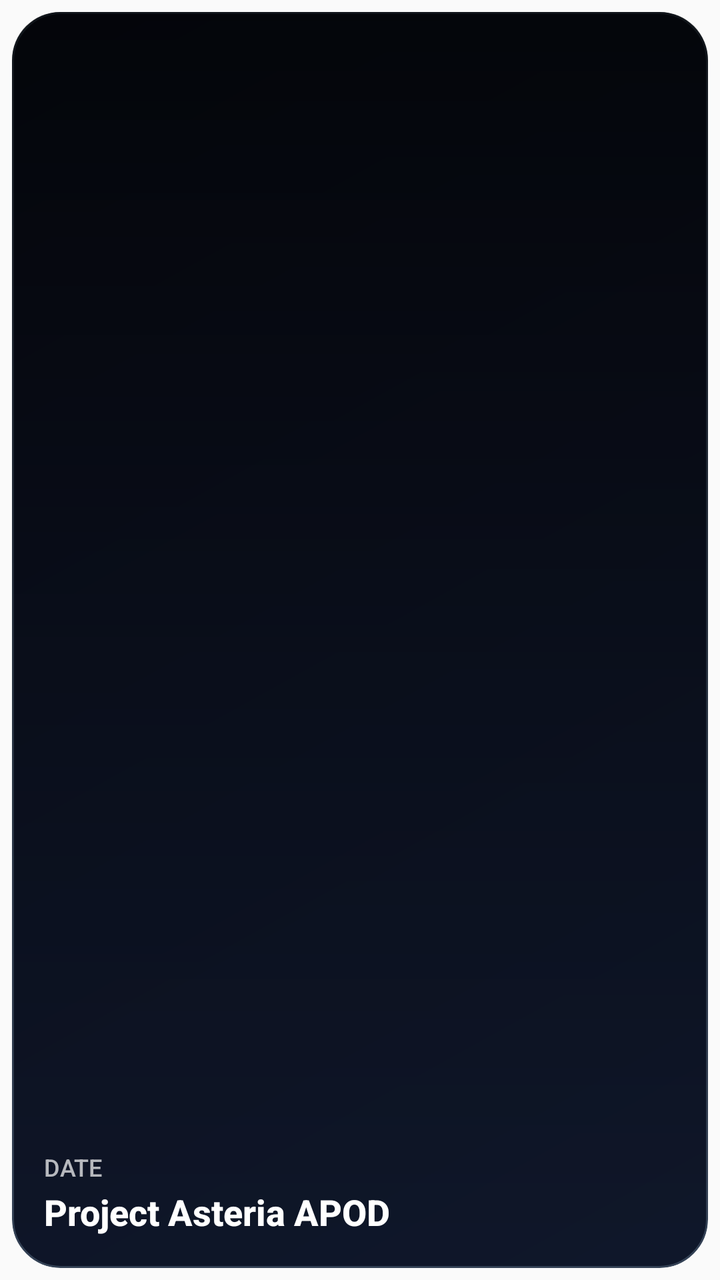
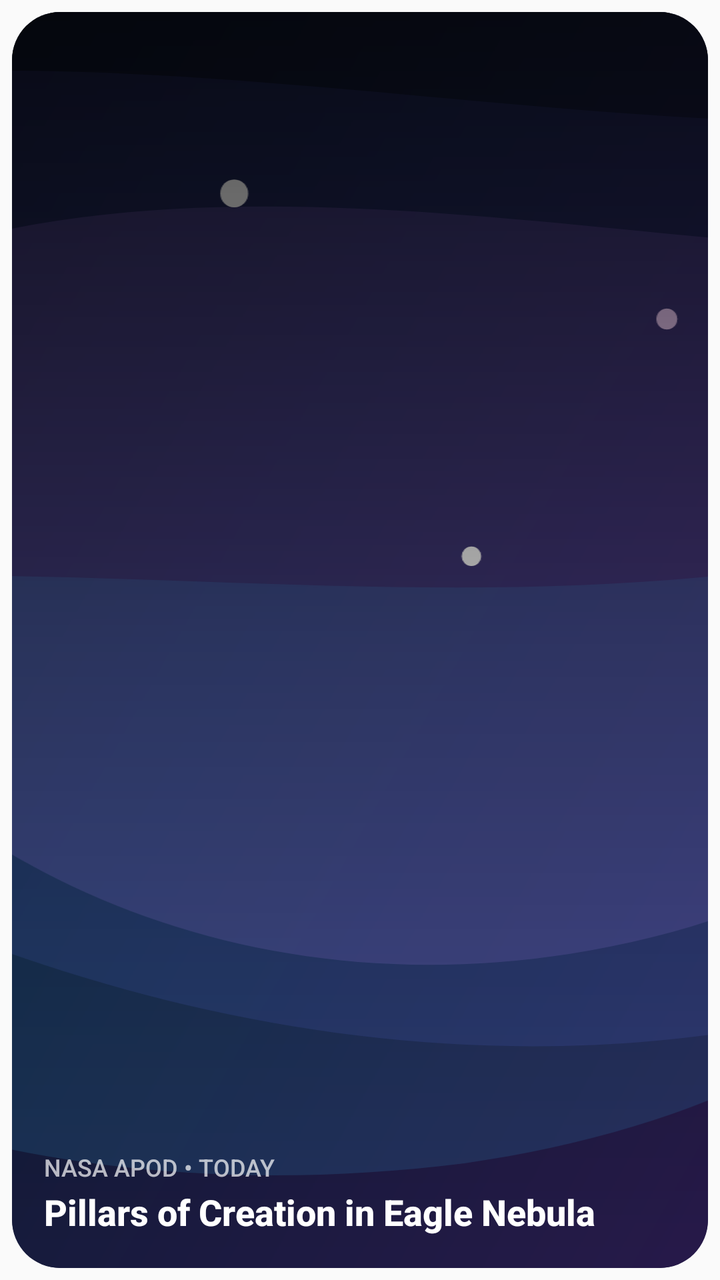

An Android layout rendered at two revisions. The XML below is the earlier revision; the diff shows what the commit changed to produce the second picture.
<!-- AndroidManifest.xml: application theme Theme.ProjectAsteria -->
<!-- res/layout/asteria_app_widget.xml -->
<?xml version="1.0" encoding="utf-8"?>
<FrameLayout xmlns:android="http://schemas.android.com/apk/res/android"
    android:id="@android:id/background"
    android:layout_width="match_parent"
    android:layout_height="match_parent"
    android:padding="6dp">

    <RelativeLayout
        android:id="@+id/widget_main_card"
        android:layout_width="match_parent"
        android:layout_height="match_parent"
        android:background="@drawable/widget_background"
        android:clipToOutline="true"
        android:outlineProvider="background">

        
        <ImageView
            android:id="@+id/widget_image"
            android:layout_width="match_parent"
            android:layout_height="match_parent"
            android:scaleType="centerCrop"
            android:contentDescription="@string/widget_image_content_description" />

        
        <ImageView
            android:layout_width="match_parent"
            android:layout_height="match_parent"
            android:background="@drawable/widget_gradient_overlay" />

        
        <LinearLayout
            android:layout_width="match_parent"
            android:layout_height="wrap_content"
            android:layout_alignParentBottom="true"
            android:orientation="vertical"
            android:padding="16dp">

            <TextView
                android:id="@+id/widget_date"
                android:layout_width="wrap_content"
                android:layout_height="wrap_content"
                android:fontFamily="sans-serif-medium"
                android:text="@string/widget_date_placeholder"
                android:textColor="#B3FFFFFF"
                android:textSize="12sp"
                android:textAllCaps="true" />

            <TextView
                android:id="@+id/widget_title"
                android:layout_width="match_parent"
                android:layout_height="wrap_content"
                android:layout_marginTop="2dp"
                android:ellipsize="end"
                android:fontFamily="sans-serif-medium"
                android:maxLines="2"
                android:text="@string/widget_title_placeholder"
                android:textColor="#FFFFFF"
                android:textSize="18sp"
                android:textStyle="bold" />


        </LinearLayout>

    </RelativeLayout>
</FrameLayout>
<!-- resources referenced by this layout -->
<resources>
  <!-- drawable widget_background (drawable) -->
  <?xml version="1.0" encoding="utf-8"?>
  
  <shape xmlns:android="http://schemas.android.com/apk/res/android">
      <gradient
          android:angle="135"
          android:endColor="#0B1020"
          android:startColor="#0F172A"
          android:type="linear" />
      <corners android:radius="24dp" />
      <stroke
          android:width="1dp"
          android:color="#334155" />
  </shape>
  <!-- drawable widget_gradient_overlay (drawable) -->
  <?xml version="1.0" encoding="utf-8"?>
  
  <shape xmlns:android="http://schemas.android.com/apk/res/android">
      <gradient
          android:angle="90"
          android:startColor="#00000000"
          android:centerColor="#4D000000"
          android:endColor="#B3000000"
          android:type="linear" />
  </shape>
  <string name="widget_date_placeholder" translatable="false">Date</string>
  <string name="widget_image_content_description" translatable="false">Space Image</string>
  <string name="widget_title_placeholder" translatable="false">Project Asteria APOD</string>
  <style name="Theme.ProjectAsteria" parent="android:Theme.Material.Light.NoActionBar">
          
          <item name="android:windowSplashScreenBackground">#0A0A0F</item>
      </style>
</resources>

<!-- the commit's change to res/layout/asteria_app_widget.xml (unified diff, before → after) -->
@@ -10,14 +10,14 @@
         android:layout_width="match_parent"
         android:layout_height="match_parent"
         android:background="@drawable/widget_background"
-        android:clipToOutline="true"
-        android:outlineProvider="background">
+        android:clipToOutline="true">
 
         
         <ImageView
             android:id="@+id/widget_image"
             android:layout_width="match_parent"
             android:layout_height="match_parent"
+            android:src="@drawable/apod_widget_preview_art"
             android:scaleType="centerCrop"
             android:contentDescription="@string/widget_image_content_description" />
 
<!-- resource entries referenced after the edit -->
@@ -1,5 +1,6 @@
 <!-- resources referenced by this layout -->
 <resources>
+  <!-- drawable apod_widget_preview_art: vector/xml drawable (drawable, 2782 chars, omitted) -->
   <!-- drawable widget_background (drawable) -->
   <?xml version="1.0" encoding="utf-8"?>
   
@@ -25,9 +26,9 @@
           android:endColor="#B3000000"
           android:type="linear" />
   </shape>
-  <string name="widget_date_placeholder" translatable="false">Date</string>
+  <string name="widget_date_placeholder" translatable="false">NASA APOD • TODAY</string>
   <string name="widget_image_content_description" translatable="false">Space Image</string>
-  <string name="widget_title_placeholder" translatable="false">Project Asteria APOD</string>
+  <string name="widget_title_placeholder" translatable="false">Pillars of Creation in Eagle Nebula</string>
   <style name="Theme.ProjectAsteria" parent="android:Theme.Material.Light.NoActionBar">
           
           <item name="android:windowSplashScreenBackground">#0A0A0F</item>
